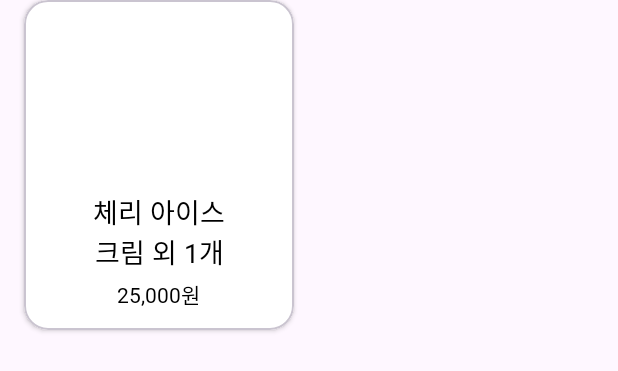
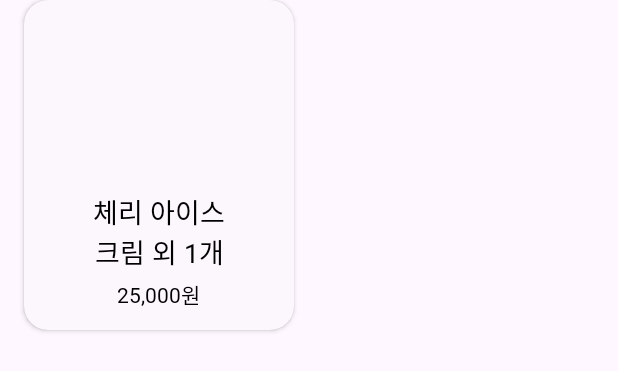
Before and after one commit to Dufrane-S/icepop, an Android app: the layout item_recent_order.xml on its own in the app's theme, with its tools: preview values and no code run, on a phone screen of 412 x 824 dp. Shown: the top 371 px of the screen. Run offline under Robolectric (Android 15) with nearby library versions, the phone set to English and light mode, and no system bars; network calls fail.

Commit message:
Fix : card 배경 색 변경

```diff
--- a/android/app/src/main/res/layout/item_recent_order.xml
+++ b/android/app/src/main/res/layout/item_recent_order.xml
@@ -9,7 +9,8 @@
     android:layout_marginBottom="8dp"
     android:orientation="vertical"
     android:gravity="center"
-    android:backgroundTint="@android:color/white"
+    app:cardBackgroundColor="@color/card_background_color"
+    app:strokeWidth="0dp"
     app:cardElevation="2dp"
     app:cardCornerRadius="16dp">
 
--- a/android/app/src/main/res/values/colors.xml
+++ b/android/app/src/main/res/values/colors.xml
@@ -11,4 +11,5 @@
     <color name="nav_default_color">#FECCD5</color>
 
     <color name="divider_color">#D3D3D3</color>
+    <color name="card_background_color">#fcf6fd</color>
 </resources>
```
